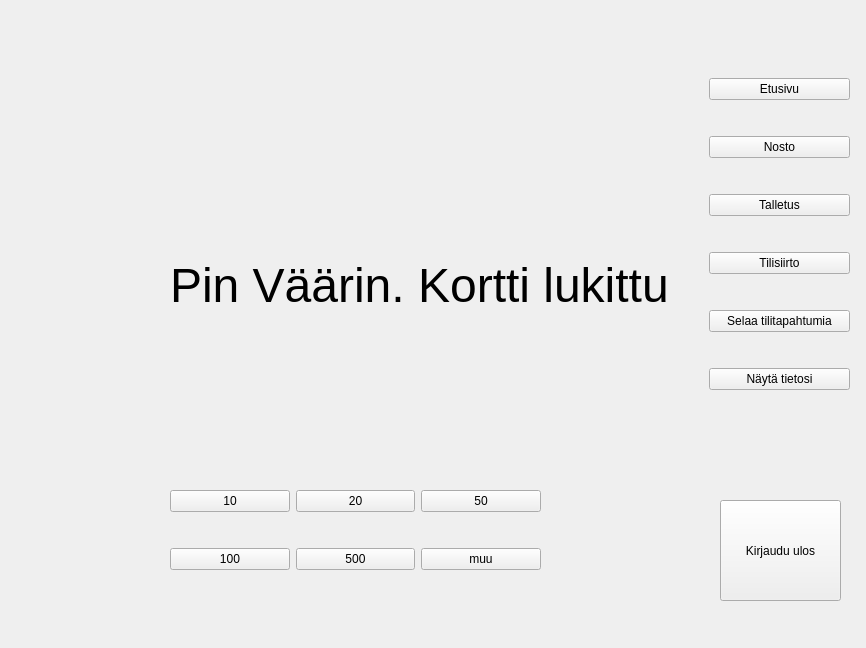
Above: bankautomat/mainwindow.ui from bank-2022/group7 before the change. Below: the same form after it.
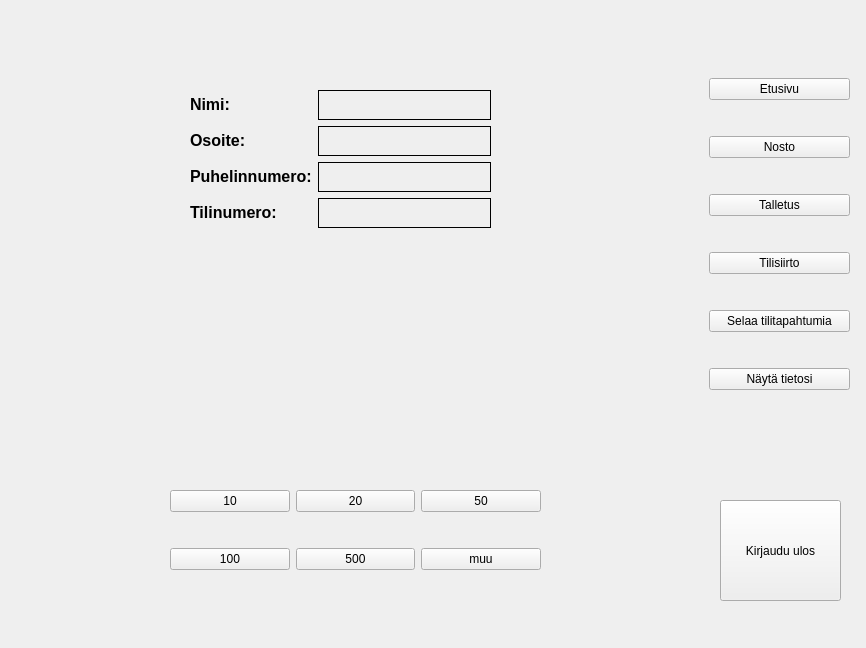
That is the form after the change. The open tabs and pages were chosen to show the change.

Commit message: Tehty kortin validointi exen puolelle

```diff
--- a/bankautomat/mainwindow.ui
+++ b/bankautomat/mainwindow.ui
@@ -499,23 +499,8 @@
       </property>
      </widget>
     </widget>
-    <widget class="QWidget" name="pinVaarin">
-     <widget class="QLabel" name="label">
-      <property name="geometry">
-       <rect>
-        <x>160</x>
-        <y>200</y>
-        <width>521</width>
-        <height>131</height>
-       </rect>
-      </property>
-      <property name="text">
-       <string>&lt;html&gt;&lt;head/&gt;&lt;body&gt;&lt;p&gt;&lt;span style=&quot; font-size:36pt;&quot;&gt;Pin Väärin. Kortti lukittu.&lt;/span&gt;&lt;/p&gt;&lt;/body&gt;&lt;/html&gt;</string>
-      </property>
-     </widget>
-    </widget>
-    <widget class="QWidget" name="pinVaarin_2">
-     <widget class="QLabel" name="label">
+    <widget class="QWidget" name="vikatilaPage">
+     <widget class="QLabel" name="vikatilaLabel">
       <property name="geometry">
        <rect>
         <x>160</x>
```
Left out of the diff: 2 changed lines with no effect on the pictures. The commit also changes 2 other files.
